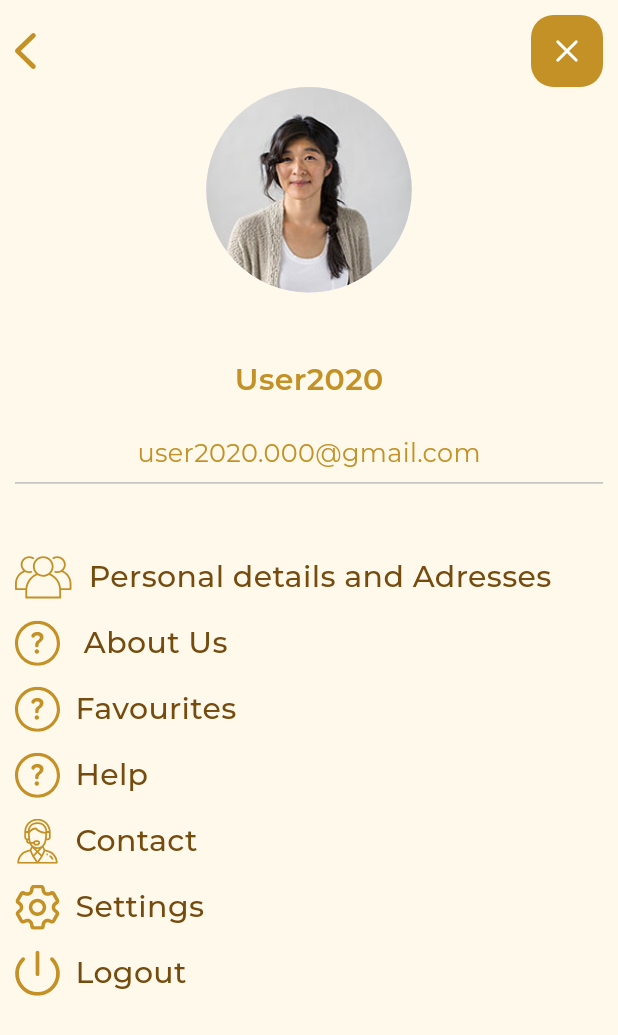
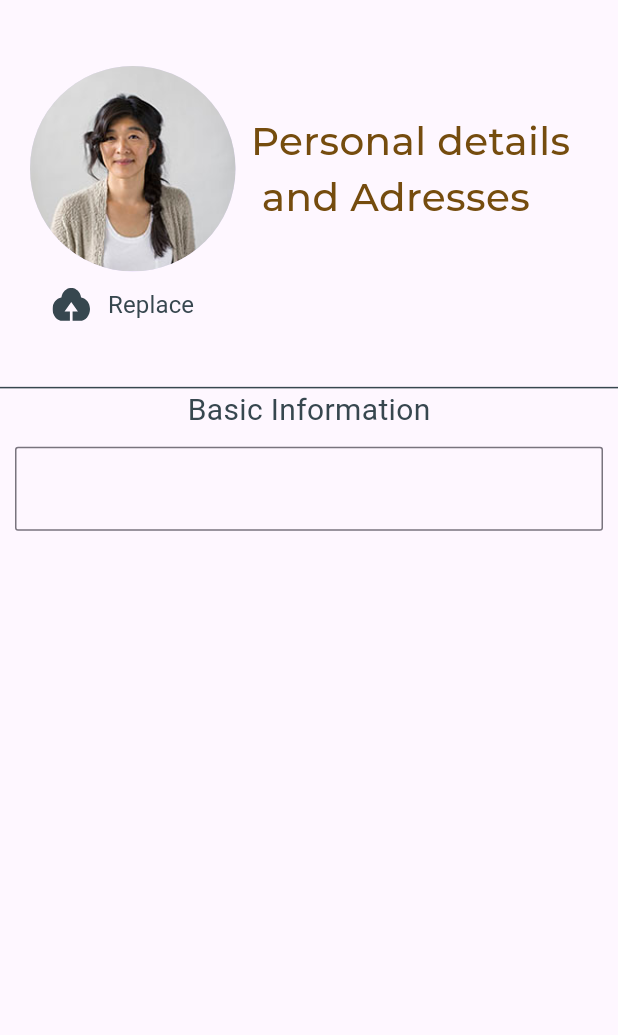
Before and after one commit to yousefali55/Awad, a Flutter app: the screen it shows after launch, after a tap on an icon or button, on a phone screen of 412 x 824 dp. Shown: the top 1035 px of the screen. Run offline on Flutter 3.47's test engine with Material 3 defaults, Android fonts, the phone set to English and light mode, and no system bars; our stand-ins replace flutter_screenutil, flutter_svg, google_fonts; Roboto replaces fonts that are missing (Changa).

Commit message:
text field done

```diff
--- a/lib/awad_project.dart
+++ b/lib/awad_project.dart
@@ -8,7 +8,7 @@ class AwadProject extends StatelessWidget {
   @override
   Widget build(BuildContext context) {
     return  ScreenUtilInit(
-      designSize: Size(812,375),
+      designSize: const Size(812,375),
       child: MaterialApp(
         debugShowCheckedModeBanner: false,
         home: ProfileScreen(),
--- a/lib/theming/colors_manager.dart
+++ b/lib/theming/colors_manager.dart
@@ -4,4 +4,5 @@ class ColorsManager{
   static const Color brown = Color(0xFFC39126);
   static const Color darkBrown = Color(0xFF754C0E);
   static const Color offWhite = Color(0xFFBDBDBD);
+  static const Color navyBlue = Color(0xFF37474F);
 }
--- /dev/null
+++ b/lib/views/personal_register/personal_register.dart
@@ -0,0 +1,87 @@
+import 'package:awadproject/spacing/spacing.dart';
+import 'package:awadproject/theming/colors_manager.dart';
+import 'package:awadproject/views/personal_register/widgets/custon_text_form_field.dart';
+import 'package:flutter/material.dart';
+import 'package:flutter/widgets.dart';
+import 'package:flutter_svg/flutter_svg.dart';
+import 'package:google_fonts/google_fonts.dart';
+
+class PersonlaRegister extends StatelessWidget {
+  const PersonlaRegister({super.key});
+
+  @override
+  Widget build(BuildContext context) {
+    return SafeArea(
+      child: Scaffold(
+        body: Column(
+          crossAxisAlignment: CrossAxisAlignment.center,
+          children: [
+            heightSpace(20),
+            Padding(
+              padding: const EdgeInsets.symmetric(horizontal: 20),
+              child: Row(
+                children: [
+                  const SizedBox(
+                    height: 137,
+                    width: 137,
+                    child: CircleAvatar(
+                      backgroundImage: AssetImage('assets/images/person.png'),
+                      radius: 364,
+                    ),
+                  ),
+                  widthSpace(20),
+                  Text(
+                    'Personal details \n and Adresses',
+                    style: GoogleFonts.montserrat(
+                      color: ColorsManager.darkBrown,
+                      fontSize: 26,
+                      fontWeight: FontWeight.w500,
+                    ),
+                  ),
+                ],
+              ),
+            ),
+            Padding(
+              padding: EdgeInsets.only(left: 35),
+              child: Row(
+                children: [
+                  SvgPicture.asset(
+                    'assets/svgs/replace.svg',
+                  ),
+                  TextButton(
+                    style: const ButtonStyle(
+                      visualDensity: VisualDensity.comfortable,
+                    ),
+                    onPressed: () {},
+                    child: Text(
+                      'Replace',
+                      style: GoogleFonts.changa(
+                        fontSize: 16,
+                        color: ColorsManager.navyBlue,
+                        fontWeight: FontWeight.w400,
+                      ),
+                    ),
+                  ),
+                ],
+              ),
+            ),
+            heightSpace(15),
+            const Divider(
+              color: ColorsManager.navyBlue,
+              height: 1,
+            ),
+            Text(
+              'Basic Information',
+              style: GoogleFonts.changa(
+                fontSize: 20,
+                color: ColorsManager.navyBlue,
+                fontWeight: FontWeight.w400,
+              ),
+            ),
+            CustomTextFormField()
+          ],
+        ),
+      ),
+    );
+  }
+}
--- /dev/null
+++ b/lib/views/personal_register/widgets/custon_text_form_field.dart
@@ -0,0 +1,21 @@
+import 'package:flutter/material.dart';
+
+class CustomTextFormField extends StatelessWidget {
+  const CustomTextFormField({super.key});
+
+  @override
+  Widget build(BuildContext context) {
+    return Padding(
+      padding: const EdgeInsets.all(10.0),
+      child: TextFormField(
+
+      decoration: InputDecoration(
+        // hintText: ,
+        border: OutlineInputBorder(
+          borderRadius: BorderRadius.circular(2),
+        )
+       ),
+      ),
+    );
+  }
+}
--- a/lib/views/profile/profile_screen.dart
+++ b/lib/views/profile/profile_screen.dart
@@ -1,3 +1,4 @@
+import 'package:awadproject/views/personal_register/personal_register.dart';
 import 'package:flutter/material.dart';
 import 'package:flutter_svg/flutter_svg.dart';
 import 'package:google_fonts/google_fonts.dart';
@@ -11,20 +12,20 @@ class ProfileScreen extends StatelessWidget {
 
   final List<String> svgs = [
     'assets/svgs/personal.svg',
-    'assets/svgs/about.svg',
+    'assets/svgs/security.svg',
     'assets/svgs/favorites.svg',
-    'assets/svgs/about.svg',
-    'assets/svgs/contact.svg',
-    'assets/svgs/settings.svg',
+    'assets/svgs/rate_us.svg',
+    'assets/svgs/help.svg',
+    'assets/svgs/about_us.svg',
     'assets/svgs/logout.svg'
   ];
   final List<String> categoryName = [
-    'Personal details and Adresses',
-    ' About Us',
+    'General Inforamtion',
+    'Security',
     'Favourites',
+    'Rate Us',
     'Help',
-    'Contact',
-    'Settings',
+    'About Us',
     'Logout',
   ];
 
@@ -32,9 +33,9 @@ class ProfileScreen extends StatelessWidget {
   Widget build(BuildContext context) {
     return SafeArea(
       child: Scaffold(
-        backgroundColor: Color(0xFFFFF9EB),
+        backgroundColor: const Color(0xFFFFF9EB),
         body: Padding(
-          padding: EdgeInsets.only(left: 10, top: 10, right: 10),
+          padding: const EdgeInsets.only(left: 10, top: 10, right: 10),
           child: Column(
             crossAxisAlignment: CrossAxisAlignment.center,
             children: [
@@ -43,7 +44,9 @@ class ProfileScreen extends StatelessWidget {
                 children: [
                   SvgPicture.asset('assets/svgs/narrow_back.svg'),
                   GestureDetector(
-                    onTap: (){},
+                    onTap: (){
+                      Navigator.push(context, MaterialPageRoute(builder: (_) => const PersonlaRegister()),);
+                    },
                     child: Container(
                       height: 48,
                       width: 48,
```
Also changed, not shown: assets/svgs/about.svg (deleted), assets/svgs/about_us.svg (added), assets/svgs/contact.svg, assets/svgs/favorites.svg, assets/svgs/help.svg (added), assets/svgs/label_icon.svg (added), assets/svgs/logout.svg, assets/svgs/personal.svg, assets/svgs/rate_us.svg (added), assets/svgs/replace.svg (added), assets/svgs/security.svg (added), assets/svgs/settings.svg.
